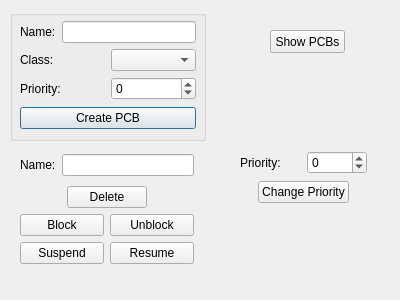
Above: Seizure_Time_OS/pcbmanagerdialog.ui from Singlecharacter/Seizure-Time-OS before the change. Below: the same form after it.
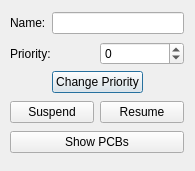
That is the form after the change.

The edit to the form file:
```diff
--- a/Seizure_Time_OS/pcbmanagerdialog.ui
+++ b/Seizure_Time_OS/pcbmanagerdialog.ui
@@ -6,20 +6,8 @@
    <rect>
     <x>0</x>
     <y>0</y>
-    <width>400</width>
-    <height>300</height>
-   </rect>
-  </property>
-  <property name="windowTitle">
-   <string>PCB Manager</string>
-  </property>
-  <widget class="QGroupBox" name="createBox">
-   <property name="geometry">
-    <rect>
-     <x>10</x>
-     <y>10</y>
-     <width>196</width>
-     <height>131</height>
+    <width>195</width>
+    <height>171</height>
     </rect>
    </property>
    <property name="sizePolicy">
@@ -28,112 +16,16 @@
      <verstretch>0</verstretch>
     </sizepolicy>
    </property>
-   <property name="title">
-    <string/>
+  <property name="windowTitle">
+   <string>PCB Manager</string>
    </property>
    <widget class="QWidget" name="layoutWidget">
     <property name="geometry">
      <rect>
       <x>10</x>
       <y>10</y>
-      <width>176</width>
-      <height>111</height>
-     </rect>
-    </property>
-    <layout class="QVBoxLayout" name="verticalLayout_2">
-     <item>
-      <layout class="QVBoxLayout" name="verticalLayout">
-       <item>
-        <layout class="QHBoxLayout" name="horizontalLayout">
-         <item>
-          <widget class="QLabel" name="createNameLabel">
-           <property name="text">
-            <string>Name:</string>
-           </property>
-          </widget>
-         </item>
-         <item>
-          <widget class="QLineEdit" name="createNameEdit"/>
-         </item>
-        </layout>
-       </item>
-       <item>
-        <layout class="QHBoxLayout" name="horizontalLayout_2">
-         <item>
-          <widget class="QLabel" name="classLabel">
-           <property name="text">
-            <string>Class:</string>
-           </property>
-          </widget>
-         </item>
-         <item>
-          <widget class="QComboBox" name="classCombo">
-           <property name="editable">
-            <bool>false</bool>
-           </property>
-           <property name="currentText">
-            <string/>
-           </property>
-           <property name="currentIndex">
-            <number>-1</number>
-           </property>
-          </widget>
-         </item>
-        </layout>
-       </item>
-       <item>
-        <layout class="QHBoxLayout" name="horizontalLayout_3">
-         <item>
-          <widget class="QLabel" name="createPriorityLabel">
-           <property name="text">
-            <string>Priority:</string>
-           </property>
-          </widget>
-         </item>
-         <item>
-          <widget class="QSpinBox" name="createPriorityBox">
-           <property name="minimum">
-            <number>-127</number>
-           </property>
-           <property name="maximum">
-            <number>128</number>
-           </property>
-          </widget>
-         </item>
-        </layout>
-       </item>
-      </layout>
-     </item>
-     <item>
-      <widget class="QPushButton" name="createButton">
-       <property name="text">
-        <string>Create PCB</string>
-       </property>
-      </widget>
-     </item>
-    </layout>
-   </widget>
-  </widget>
-  <widget class="QPushButton" name="showButton">
-   <property name="geometry">
-    <rect>
-     <x>270</x>
-     <y>30</y>
-     <width>75</width>
-     <height>23</height>
-    </rect>
-   </property>
-   <property name="text">
-    <string>Show PCBs</string>
-   </property>
-  </widget>
-  <widget class="QWidget" name="layoutWidget">
-   <property name="geometry">
-    <rect>
-     <x>20</x>
-     <y>150</y>
      <width>174</width>
-     <height>119</height>
+     <height>147</height>
     </rect>
    </property>
    <layout class="QVBoxLayout" name="verticalLayout_4">
@@ -152,93 +44,6 @@
      </layout>
     </item>
     <item>
-     <layout class="QVBoxLayout" name="verticalLayout_3">
-      <item>
-       <layout class="QHBoxLayout" name="horizontalLayout_5">
-        <item>
-         <spacer name="horizontalSpacer">
-          <property name="orientation">
-           <enum>Qt::Horizontal</enum>
-          </property>
-          <property name="sizeHint" stdset="0">
-           <size>
-            <width>40</width>
-            <height>20</height>
-           </size>
-          </property>
-         </spacer>
-        </item>
-        <item>
-         <widget class="QPushButton" name="deleteButton">
-          <property name="text">
-           <string>Delete</string>
-          </property>
-         </widget>
-        </item>
-        <item>
-         <spacer name="horizontalSpacer_2">
-          <property name="orientation">
-           <enum>Qt::Horizontal</enum>
-          </property>
-          <property name="sizeHint" stdset="0">
-           <size>
-            <width>40</width>
-            <height>20</height>
-           </size>
-          </property>
-         </spacer>
-        </item>
-       </layout>
-      </item>
-      <item>
-       <layout class="QHBoxLayout" name="horizontalLayout_6">
-        <item>
-         <widget class="QPushButton" name="blockButton">
-          <property name="text">
-           <string>Block</string>
-          </property>
-         </widget>
-        </item>
-        <item>
-         <widget class="QPushButton" name="unblockButton">
-          <property name="text">
-           <string>Unblock</string>
-          </property>
-         </widget>
-        </item>
-       </layout>
-      </item>
-      <item>
-       <layout class="QHBoxLayout" name="horizontalLayout_7">
-        <item>
-         <widget class="QPushButton" name="suspendButton">
-          <property name="text">
-           <string>Suspend</string>
-          </property>
-         </widget>
-        </item>
-        <item>
-         <widget class="QPushButton" name="resumeButton">
-          <property name="text">
-           <string>Resume</string>
-          </property>
-         </widget>
-        </item>
-       </layout>
-      </item>
-     </layout>
-    </item>
-   </layout>
-  </widget>
-  <widget class="QWidget" name="layoutWidget">
-   <property name="geometry">
-    <rect>
-     <x>240</x>
-     <y>150</y>
-     <width>127</width>
-     <height>55</height>
-    </rect>
-   </property>
    <layout class="QVBoxLayout" name="verticalLayout_5">
     <item>
      <layout class="QHBoxLayout" name="horizontalLayout_8">
@@ -299,11 +104,38 @@
      </layout>
     </item>
    </layout>
-  </widget>
-  <zorder>layoutWidget</zorder>
-  <zorder>layoutWidget</zorder>
-  <zorder>createBox</zorder>
-  <zorder>showButton</zorder>
+    </item>
+    <item>
+     <layout class="QVBoxLayout" name="verticalLayout_3">
+      <item>
+       <layout class="QHBoxLayout" name="horizontalLayout_7">
+        <item>
+         <widget class="QPushButton" name="suspendButton">
+          <property name="text">
+           <string>Suspend</string>
+          </property>
+         </widget>
+        </item>
+        <item>
+         <widget class="QPushButton" name="resumeButton">
+          <property name="text">
+           <string>Resume</string>
+          </property>
+         </widget>
+        </item>
+       </layout>
+      </item>
+     </layout>
+    </item>
+    <item>
+     <widget class="QPushButton" name="showButton">
+      <property name="text">
+       <string>Show PCBs</string>
+      </property>
+     </widget>
+    </item>
+   </layout>
+  </widget>
  </widget>
  <resources/>
  <connections/>
```
Lines whose indentation alone changed are shown as unchanged.
